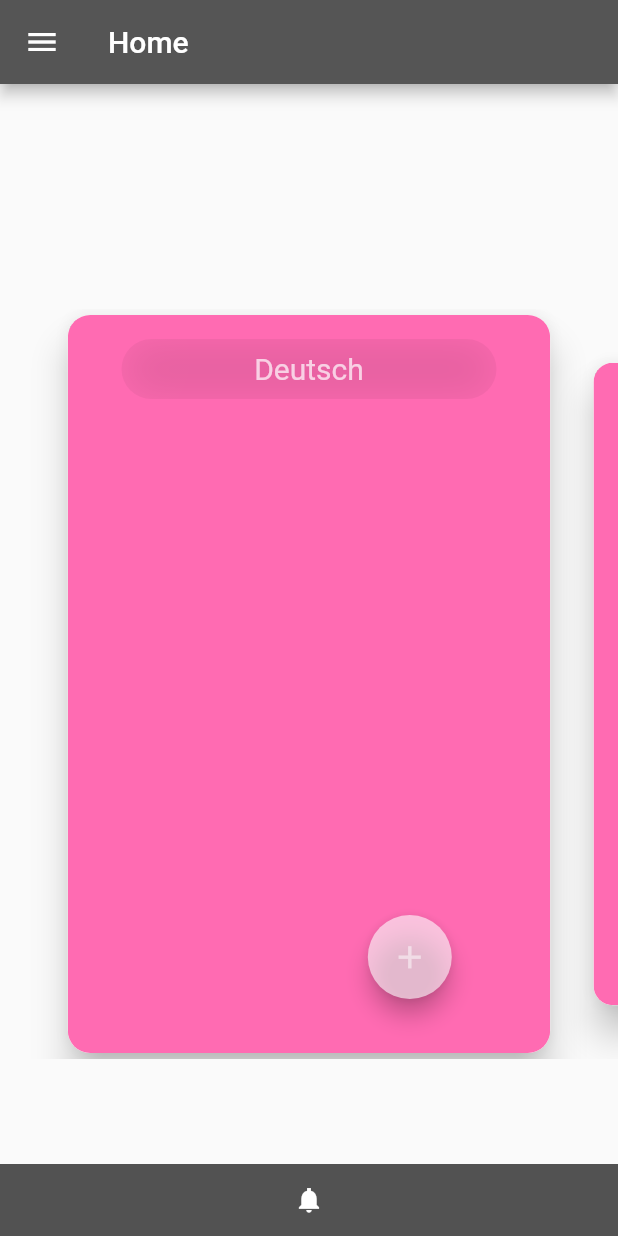
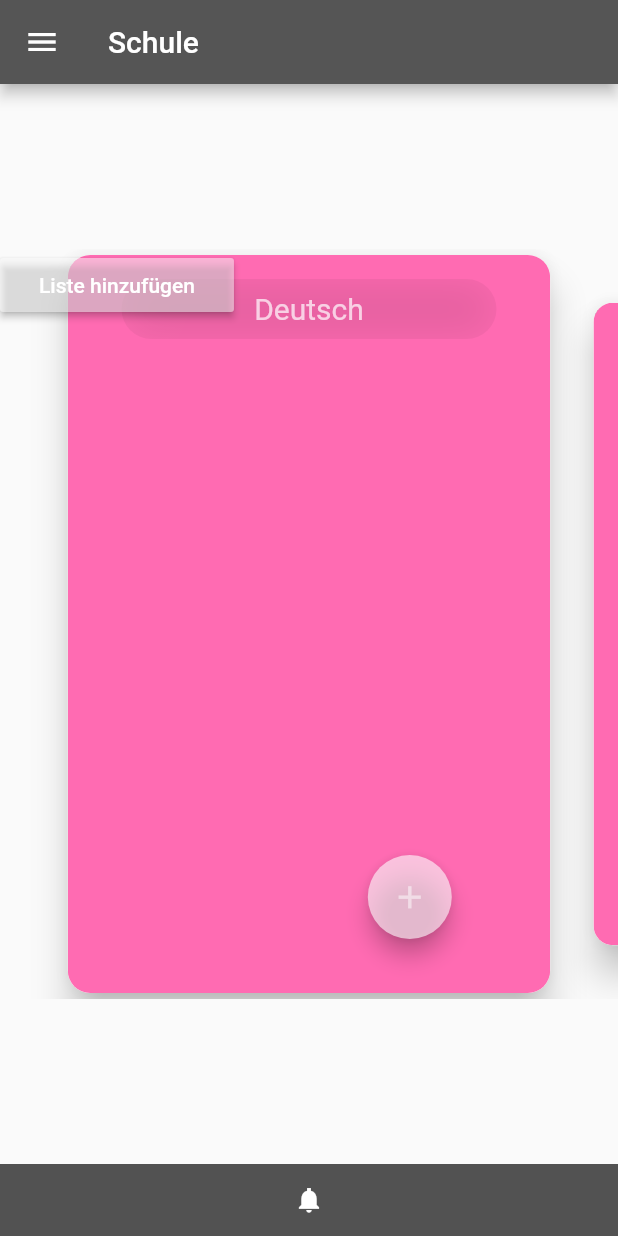
Before and after one commit to Marlon-Mueller/flutter_todo, a Flutter app: the screen it shows after launch, on a phone screen of 412 x 824 dp. Run offline on Flutter 3.47's test engine with Material 2 defaults, Android fonts, the phone set to English and light mode, and no system bars; drawn by our look-alikes of carousel_slider; our stand-ins replace hive, hive_flutter, table_calendar; missing offline and left inert: dart:html; accounts and stored records are empty.

Commit message:
add card

```diff
--- a/lib/components/carousel.dart
+++ b/lib/components/carousel.dart
@@ -1,18 +1,21 @@
 import 'dart:math';
 
+import 'package:flutter/foundation.dart';
 import 'package:flutter/material.dart';
 import 'package:carousel_slider/carousel_slider.dart';
 import 'package:flutter_todo/components/listitems.dart';
 import 'package:flutter_todo/models/listmodel.dart';
+import 'package:flutter_todo/models/taskmodel.dart';
 import './listitems.dart';
 import 'package:flutter_todo/hiveservice.dart';
 
-Future<List<ToDoList>> getHiveData() async {
-  return await HiveService().getLists('School');
+Future<List<ToDoList>> getHiveData(String category) async {
+  return await HiveService().getLists(category);
 }
 
 class ToDoCarousel extends StatefulWidget {
-  const ToDoCarousel({Key? key}) : super(key: key);
+  final String category;
+  const ToDoCarousel({Key? key, required this.category}) : super(key: key);
 
   @override
   _ToDoCarousel createState() => _ToDoCarousel();
@@ -22,6 +25,13 @@ class _ToDoCarousel extends State<ToDoCarousel> {
   var cards = <Widget>[];
   var slider;
   var toDoList;
+  late String category;
+
+  @override
+  void initState() {
+    super.initState();
+    category = widget.category;
+  }
 
   final colors = [
     Color.fromRGBO(255, 107, 178, 1),
@@ -36,14 +46,71 @@ class _ToDoCarousel extends State<ToDoCarousel> {
     return color;
   }
 
+  addList(String name, String a1, String a2) async {
+    ToDoList newList = ToDoList(name: name, tasks: [
+      Task(name: a1, checked: false),
+      Task(name: a2, checked: false)
+    ]);
+
+    await HiveService().saveList(category, newList);
+    setState(() {});
+  }
+
+  void pushEntry() {
+    final ButtonStyle flatButtonStyle = TextButton.styleFrom(
+      /* minimumSize: Size(_width, _height), */
+      backgroundColor: Colors.white,
+      padding: EdgeInsets.all(0),
+    );
+
+    String title = '';
+    String a1 = '';
+    String a2 = '';
+
+    Widget okButton = TextButton(
+      style: flatButtonStyle,
+      child: Text("Hinzufügen"),
+      onPressed: () {
+        Navigator.pop(context);
+        addList(title, a1, a2);
+      },
+    );
+
+    showDialog<AlertDialog>(
+        context: context,
+        builder: (BuildContext context) {
+          return AlertDialog(
+            title: Text('Liste Hinzufügen'),
+            content: Row(
+              children: [
+                Text('Titel'),
+                TextField(
+                  onChanged: (value) => title = value,
+                ),
+                Text('Aufgabe 1'),
+                TextField(
+                  onChanged: (value) => a1 = value,
+                ),
+                Text('Aufgabe 2'),
+                TextField(
+                  onChanged: (value) => a2 = value,
+                ),
+              ],
+            ),
+            actions: [okButton],
+          );
+        });
+  }
+
   @override
   Widget build(BuildContext context) {
     return Container(
       child: FutureBuilder<List<ToDoList>>(
-          future: getHiveData(),
+          future: getHiveData(category),
           builder: (context, snapshot) {
             if (snapshot.hasData) {
-              return CarouselSlider(
+              return Stack(children: [
+                CarouselSlider(
                     items: snapshot.data!.map((item) {
                       return Builder(builder: (BuildContext context) {
                         return Container(
@@ -55,7 +122,9 @@ class _ToDoCarousel extends State<ToDoCarousel> {
                                     BorderRadius.all(Radius.circular(15))),
                             child: Stack(children: [
                               Text(item.name),
-                            Container(child: TodoListitems(toDoList: item)),
+                              Container(
+                                  child: TodoListitems(
+                                      toDoList: item, category: category)),
                             ]),
                           ),
                         );
@@ -64,7 +133,27 @@ class _ToDoCarousel extends State<ToDoCarousel> {
                     options: CarouselOptions(
                         height: 500,
                         enlargeCenterPage: true,
-                      enableInfiniteScroll: false));
+                        enableInfiniteScroll: false)),
+                MaterialButton(
+                  color: Color.fromRGBO(255, 255, 255, 0.5),
+                  child: Padding(
+                      padding: const EdgeInsets.all(10.0),
+                      child: Row(
+                        mainAxisSize: MainAxisSize.min,
+                        mainAxisAlignment: MainAxisAlignment.spaceEvenly,
+                        children: <Widget>[
+                          Text(
+                            "Liste hinzufügen",
+                            style: TextStyle(color: Colors.white),
+                          ),
+                          SizedBox(
+                            height: 10,
+                          ),
+                        ],
+                      )),
+                  onPressed: () => pushEntry(),
+                ),
+              ]);
             } else if (snapshot.hasError) {
               return Text('${snapshot.error}');
             }
--- a/lib/components/drawer.dart
+++ b/lib/components/drawer.dart
@@ -1,11 +1,15 @@
 import 'dart:ui';
+import 'package:flutter/foundation.dart';
 import 'package:flutter/material.dart';
 import 'package:flutter_todo/components/carousel.dart';
+import 'package:flutter_todo/pages/ToDo.dart';
 import 'package:flutter_todo/pages/home.dart';
-//import '../pages/home.dart';
-//import '../pages/calender.dart';
+import '../pages/home.dart';
+import '../pages/calender.dart';
 
 class ToDoDrawer extends StatelessWidget {
+  final String category;
+  const ToDoDrawer(this.category);
   @override
   Widget build(BuildContext context) {
     double height = MediaQuery.of(context).size.height / 3;
@@ -13,7 +17,7 @@ class ToDoDrawer extends StatelessWidget {
 
     return Scaffold(
         appBar: AppBar(
-        title: Text("Home"),
+          title: Text(category),
           backgroundColor: Color.fromRGBO(85, 85, 85, 1),
         ),
         drawer: Drawer(
@@ -46,8 +50,7 @@ class ToDoDrawer extends StatelessWidget {
                             padding: const EdgeInsets.all(10.0),
                             child: Row(
                               mainAxisSize: MainAxisSize.min,
-                                mainAxisAlignment:
-                                    MainAxisAlignment.spaceEvenly,
+                              mainAxisAlignment: MainAxisAlignment.spaceEvenly,
                               children: <Widget>[
                                 Text("Kalender "),
                                 SizedBox(
@@ -60,15 +63,14 @@ class ToDoDrawer extends StatelessWidget {
                                 )
                               ],
                             )),
-                          onPressed:
-                              () {} /*
+                        onPressed: () {
                           Navigator.of(context).pop();
                           Navigator.push(
                               context,
                               MaterialPageRoute(
                                   builder: (BuildContext context) =>
                                       new Calenderpage()));
-                          },*/
+                        },
                       ),
                     ),
                     SizedBox(
@@ -78,7 +80,6 @@ class ToDoDrawer extends StatelessWidget {
                       width: double.infinity,
                       child: MaterialButton(
                           color: Color.fromRGBO(255, 255, 255, 0.5),
-                          hoverColor: Colors.lightGreen,
                           child: Padding(
                               padding: const EdgeInsets.all(10.0),
                               child: Row(
@@ -116,31 +117,50 @@ class ToDoDrawer extends StatelessWidget {
                       child: MaterialButton(
                         onPressed: () {},
                         color: Color.fromRGBO(255, 255, 255, 0.5),
-                        hoverColor: Colors.lightGreen,
                         child: Padding(
                           padding: const EdgeInsets.all(10.0),
                           child: Row(
                             mainAxisSize: MainAxisSize.min,
                             mainAxisAlignment: MainAxisAlignment.spaceEvenly,
                             children: <Widget>[
-                              DropdownInDrawer(),
+                              DropdownInDrawer(category: category),
                             ],
                           ),
                         ),
                       ),
+                      /*width: double.infinity,
+                        child: Container(
+                          decoration: BoxDecoration(
+                            borderRadius: BorderRadius.circular(2),
+                            color: Color.fromRGBO(255, 255, 255, 0.5),
+                          ),
+                          height: 40,
+                          //padding: const EdgeInsets.all(10.0),
+                          child: Row(
+                              mainAxisSize: MainAxisSize.min,
+                              mainAxisAlignment: MainAxisAlignment.spaceEvenly,
+                              children: <Widget>[
+                                DropdownInDrawer(),
+                              ]),
+                        ),*/
                     ),
                   ],
                 ),
-              ))),
+              )),
+        ),
         body: Container(
-          child: ToDoCarousel(), margin: const EdgeInsets.only(top: 150)),
-    );
+          child: ToDoCarousel(
+            category: category,
+          ),
+          margin: const EdgeInsets.only(top: 110.0),
+        ));
   }
 }
 
 //Dropdown Menü
 class DropdownInDrawer extends StatefulWidget {
-  const DropdownInDrawer({Key? key}) : super(key: key);
+  final String category;
+  const DropdownInDrawer({Key? key, required this.category}) : super(key: key);
 
   @override
   State<DropdownInDrawer> createState() => _DropdownInDrawerState();
@@ -148,12 +168,19 @@ class DropdownInDrawer extends StatefulWidget {
 
 class _DropdownInDrawerState extends State<DropdownInDrawer> {
   String dropdownValue = 'Schule';
+  late String category;
+
+  @override
+  void initState() {
+    super.initState();
+    category = widget.category;
+  }
 
   @override
   Widget build(BuildContext context) {
     return DropdownButton<String>(
       dropdownColor: Color.fromRGBO(255, 255, 255, 1),
-      value: dropdownValue,
+      value: category,
       icon: const Icon(Icons.format_list_bulleted_sharp, color: Colors.black),
       iconSize: 15,
       //elevation: 16,
@@ -166,14 +193,14 @@ class _DropdownInDrawerState extends State<DropdownInDrawer> {
       onChanged: (String? newValue) {
         setState(() {
           dropdownValue = newValue!;
-          /*Navigator.of(context).pop();
+          Navigator.of(context).pop();
           Navigator.pushNamed(
             context,
-            ExtractArgumentsScreen.routeName,
-            arguments: ScreenArguments(
+            ToDoScreen.routeName,
+            arguments: SelectedCategory(
               newValue,
             ),
-          );*/
+          );
         });
       },
       items: <String>['Schule', 'Arbeit', 'Freizeit', 'Haushalt']
--- a/lib/components/listitems.dart
+++ b/lib/components/listitems.dart
@@ -8,8 +8,11 @@ import 'package:flutter_todo/models/taskmodel.dart';
 
 class TodoListitems extends StatefulWidget {
   final ToDoList toDoList;
+  final String category;
 
-  const TodoListitems({Key? key, required this.toDoList}) : super(key: key);
+  const TodoListitems(
+      {Key? key, required this.toDoList, required this.category})
+      : super(key: key);
 
   @override
   _TodoListitemsState createState() => _TodoListitemsState();
@@ -17,11 +20,13 @@ class TodoListitems extends StatefulWidget {
 
 class _TodoListitemsState extends State<TodoListitems> {
   late ToDoList toDoList;
+  late String category;
   var cardContent = <Widget>[];
   @override
   void initState() {
     super.initState();
     toDoList = widget.toDoList;
+    category = widget.category;
     /* toDoLists = makeLists();
     makeLists().then((data) => addCardData(data)); */
   }
@@ -44,7 +49,7 @@ class _TodoListitemsState extends State<TodoListitems> {
     var newItem = Task(name: item, checked: false);
     setState(() async {
       toDoList.tasks.add(newItem);
-      await HiveService().saveList("School", toDoList);
+      await HiveService().saveList(category, toDoList);
       setState(() {}); //Reloading page
     });
     Navigator.of(context).pop();
@@ -58,7 +63,7 @@ class _TodoListitemsState extends State<TodoListitems> {
       } else {
         toDoList.tasks[key].checked = true;
       }
-      await HiveService().saveList("School", toDoList);
+      await HiveService().saveList(category, toDoList);
       setState(() {});
     });
   }
@@ -67,19 +72,39 @@ class _TodoListitemsState extends State<TodoListitems> {
     print('delete item');
     setState(() async {
       toDoList.tasks.removeAt(key);
-      await HiveService().saveList("School", toDoList);
+      await HiveService().saveList(category, toDoList);
       setState(() {});
     });
   }
 
   void pushEntry() {
+    final ButtonStyle flatButtonStyle = TextButton.styleFrom(
+      /* minimumSize: Size(_width, _height), */
+      backgroundColor: Colors.white,
+      padding: EdgeInsets.all(0),
+    );
+
+    String name = '';
+
+    Widget okButton = TextButton(
+      style: flatButtonStyle,
+      child: Text("Hinzufügen"),
+      onPressed: () {
+        Navigator.pop(context);
+        addItem(name);
+      },
+    );
+
     showDialog<AlertDialog>(
         context: context,
         builder: (BuildContext context) {
           return AlertDialog(
+            title: Text('Neue Aufgabe'),
             content: TextField(
+              onChanged: (value) => name = value,
               onSubmitted: addItem,
             ),
+            actions: [okButton],
           );
         });
   }
--- a/lib/main.dart
+++ b/lib/main.dart
@@ -6,6 +6,9 @@ import 'package:flutter_todo/models/taskmodel.dart';
 import 'pages/ToDo.dart';
 import 'components/listitems.dart';
 import 'pages/home.dart';
+
+import 'package:intl/date_symbol_data_local.dart';
+
 import 'package:hive/hive.dart';
 import 'package:hive_flutter/hive_flutter.dart';
 import './hiveservice.dart';
@@ -17,22 +20,28 @@ void main() async {
   Hive.registerAdapter(ToDoListAdapter());
   Hive.registerAdapter(TaskAdapter());
 
-  /* await Hive.openBox<ToDoList>('School');
-  await Hive.openBox<ToDoList>('Work');
-  await Hive.openBox<ToDoList>('Freetime');
-  await Hive.openBox<ToDoList>('Household'); */
+  /* await Hive.openBox<ToDoList>('Schule');
+  await Hive.openBox<ToDoList>('Arbeit');
+  await Hive.openBox<ToDoList>('Freizeit');
+  await Hive.openBox<ToDoList>('Haushalt'); */
 
-  var todo = ToDoList(name: 'Mathe', tasks: []);
+  var todoS = ToDoList(name: 'Mathe', tasks: []);
+  var todoS2 = ToDoList(name: 'Physik', tasks: []);
+  var todoS3 = ToDoList(name: 'Deutsch', tasks: []);
 
+  var todo = ToDoList(name: '', tasks: []);
   var todo2 = ToDoList(name: 'Physik', tasks: []);
-
   var todo3 = ToDoList(name: 'Deutsch', tasks: []);
 
-  await HiveService().saveList('School', todo);
-  await HiveService().saveList('School', todo2);
-  await HiveService().saveList('School', todo3);
+  await HiveService().saveList('Schule', todoS);
+  await HiveService().saveList('Schule', todoS2);
+  await HiveService().saveList('Schule', todoS3);
 
-  runApp(MyApp());
+  await HiveService().saveList('Schule', todoS);
+  await HiveService().saveList('Schule', todoS2);
+  await HiveService().saveList('Schule', todoS3);
+
+  initializeDateFormatting().then((_) => runApp(MyApp()));
 }
 
 class MyApp extends StatelessWidget {
@@ -43,7 +52,7 @@ class MyApp extends StatelessWidget {
       debugShowCheckedModeBanner: false,
       home: Home(),
       routes: {
-        ToDoScreenState.routeName: (context) => ToDoScreen(),
+        ToDoScreen.routeName: (context) => ToDoScreen(),
       },
     );
   }
--- a/lib/pages/calender.dart
+++ b/lib/pages/calender.dart
@@ -64,7 +64,6 @@ class _CalenderpageState extends State<Calenderpage> {
             margin: const EdgeInsets.only(top: 100.0, right: 0.0),
             child: MaterialButton(
               color: Color.fromRGBO(255, 255, 255, 0.5),
-              hoverColor: Colors.lightGreen,
               child: Padding(
                   padding: const EdgeInsets.all(10.0),
                   child: Row(
--- a/lib/pages/home.dart
+++ b/lib/pages/home.dart
@@ -23,11 +23,10 @@ class _HomeState extends State<Home> {
     return Container(
       child: Container(
         child: Scaffold(
-          drawer: ToDoDrawer(),
           body: Stack(
             clipBehavior: Clip.antiAlias,
             children: <Widget>[
-              ToDoDrawer(),
+              ToDoDrawer('Schule'),
               Bar(),
             ],
           ),
--- a/pubspec.yaml
+++ b/pubspec.yaml
@@ -32,6 +32,7 @@ dependencies:
   hive: ^2.0.4
   hive_flutter: ^1.1.0
   hive_generator: ^1.1.0
+  table_calendar: ^3.0.1
 
 dev_dependencies:
   build_runner: ^2.0.5
```
Also changed, not shown: lib/pages/ToDo.dart (+10 -7 lines), pubspec.lock. Lines whose indentation alone changed are shown as unchanged.
